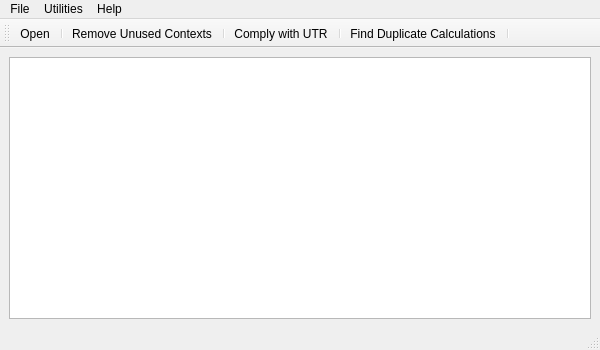
This is ui_thinX.ui in AustinMatherne/thinX as Qt 5 draws it before an edit. The edited form follows.
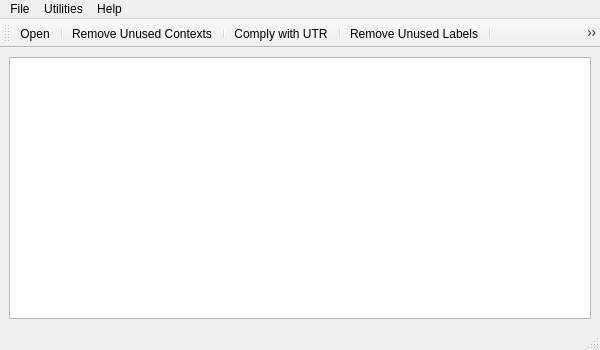
This is the edited form. Icons and pictures are not drawn.

Commit message: Add remove unused labels to GUI.

What changed in the file:
```diff
--- a/ui_thinX.ui
+++ b/ui_thinX.ui
@@ -92,6 +92,8 @@
    <addaction name="separator"/>
    <addaction name="actionUnits"/>
    <addaction name="separator"/>
+   <addaction name="actionLabels"/>
+   <addaction name="separator"/>
    <addaction name="actionCalculations"/>
    <addaction name="separator"/>
   </widget>
@@ -152,6 +154,18 @@
     <string>Find Duplicate Calculations</string>
    </property>
   </action>
+  <action name="actionLabels">
+   <property name="icon">
+    <iconset resource="icons.qrc">
+     <normaloff>:/Glyphicons/icons/glyphicons_100_font.png</normaloff>:/Glyphicons/icons/glyphicons_100_font.png</iconset>
+   </property>
+   <property name="text">
+    <string>Remove Unused Labels</string>
+   </property>
+   <property name="toolTip">
+    <string>Remove Unused Labels</string>
+   </property>
+  </action>
  </widget>
  <resources>
   <include location="icons.qrc"/>
```
Left out of the diff: 1 changed line with no effect on the pictures. The commit also changes 2 other files.
